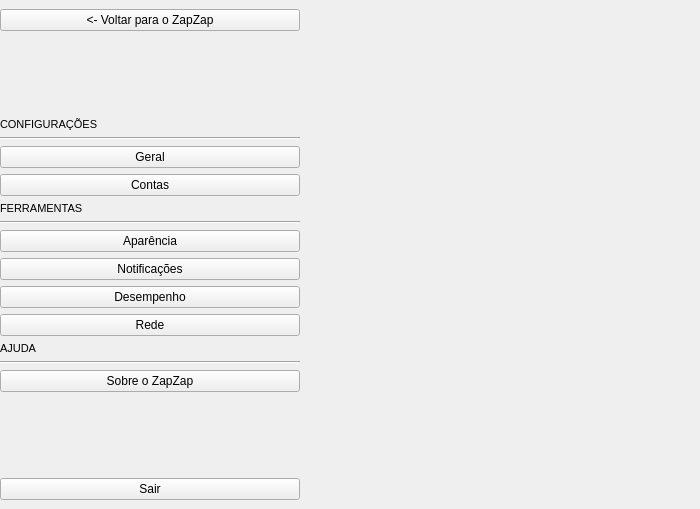
rafatosta/zapzap, file zapzap/ui/ui_settings.ui: the form before one commit.
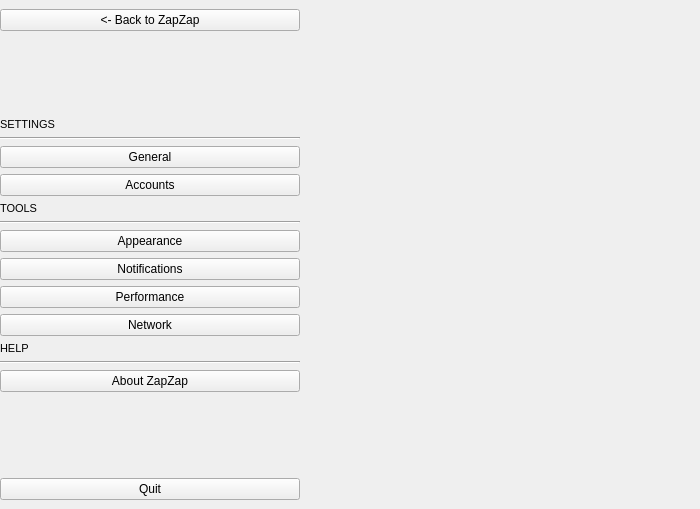
The form after the commit.

```diff
--- a/zapzap/ui/ui_settings.ui
+++ b/zapzap/ui/ui_settings.ui
@@ -65,7 +65,7 @@
       <item>
        <widget class="QPushButton" name="btn_back">
         <property name="text">
-         <string>&lt;- Voltar para o ZapZap</string>
+         <string>&lt;- Back to ZapZap</string>
         </property>
         <property name="shortcut">
          <string>Esc</string>
@@ -111,7 +111,7 @@
             </font>
            </property>
            <property name="text">
-            <string>CONFIGURAÇÕES</string>
+            <string>SETTINGS</string>
            </property>
           </widget>
          </item>
@@ -125,14 +125,14 @@
          <item>
           <widget class="QPushButton" name="btn_page_general">
            <property name="text">
-            <string>Geral</string>
+            <string>General</string>
            </property>
           </widget>
          </item>
          <item>
           <widget class="QPushButton" name="btn_account">
            <property name="text">
-            <string>Contas</string>
+            <string>Accounts</string>
            </property>
            <property name="checkable">
             <bool>false</bool>
@@ -150,7 +150,7 @@
             </font>
            </property>
            <property name="text">
-            <string>FERRAMENTAS</string>
+            <string>TOOLS</string>
            </property>
           </widget>
          </item>
@@ -164,28 +164,28 @@
          <item>
           <widget class="QPushButton" name="btn_page_appearence">
            <property name="text">
-            <string>Aparência</string>
+            <string>Appearance</string>
            </property>
           </widget>
          </item>
          <item>
           <widget class="QPushButton" name="btn_page_notifications">
            <property name="text">
-            <string>Notificações</string>
+            <string>Notifications</string>
            </property>
           </widget>
          </item>
          <item>
           <widget class="QPushButton" name="btn_page_performance">
            <property name="text">
-            <string>Desempenho</string>
+            <string>Performance</string>
            </property>
           </widget>
          </item>
          <item>
           <widget class="QPushButton" name="btn_page_network">
            <property name="text">
-            <string>Rede</string>
+            <string>Network</string>
            </property>
           </widget>
          </item>
@@ -197,7 +197,7 @@
             </font>
            </property>
            <property name="text">
-            <string>AJUDA</string>
+            <string>HELP</string>
            </property>
           </widget>
          </item>
@@ -211,7 +211,7 @@
          <item>
           <widget class="QPushButton" name="btn_page_help">
            <property name="text">
-            <string>Sobre o ZapZap</string>
+            <string>About ZapZap</string>
            </property>
           </widget>
          </item>
@@ -234,7 +234,7 @@
       <item>
        <widget class="QPushButton" name="btn_quit">
         <property name="text">
-         <string>Sair</string>
+         <string>Quit</string>
         </property>
        </widget>
       </item>
```
